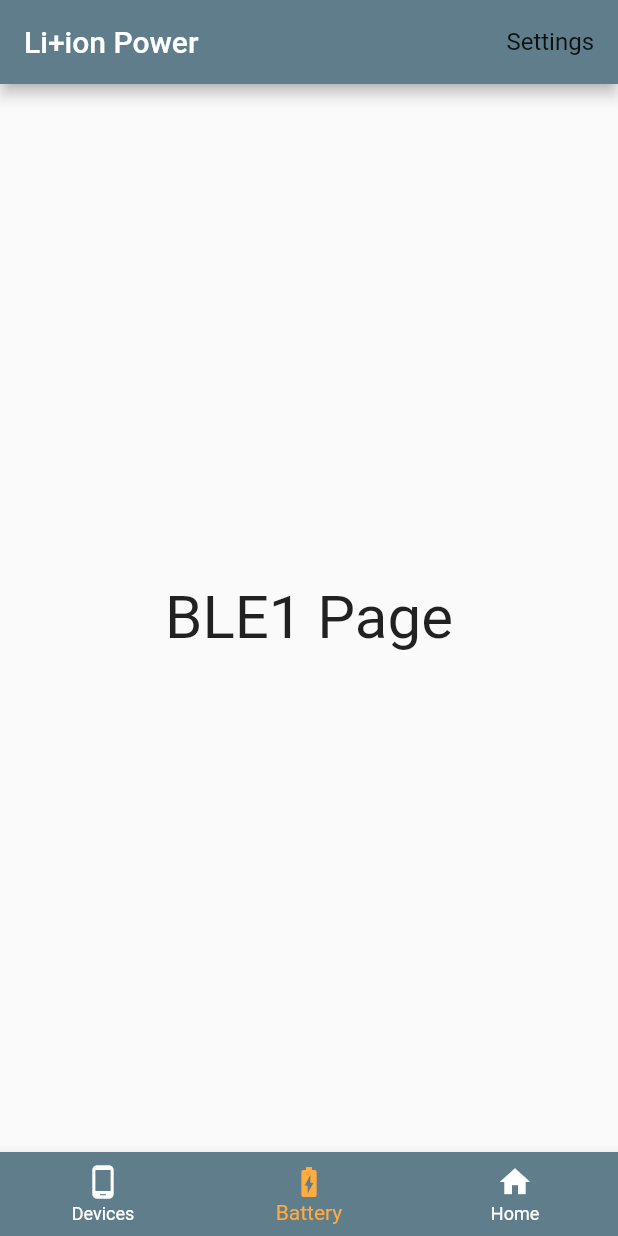
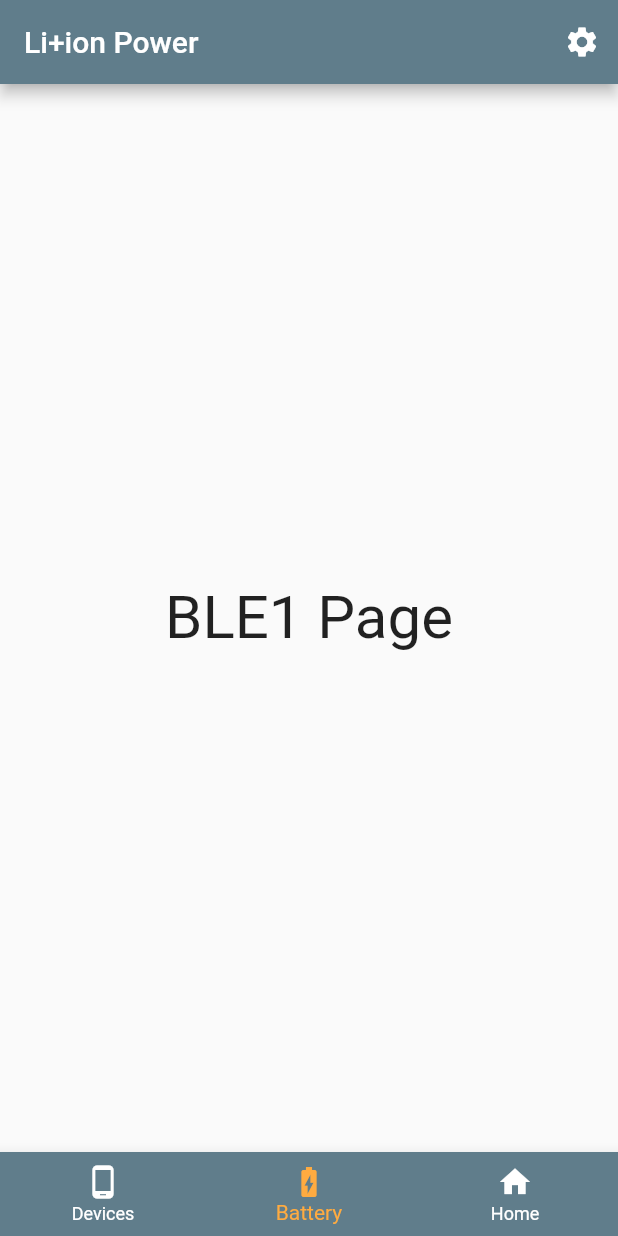
Before and after one commit to Chnapik/lp_app, a Flutter app: the screen it shows after launch, on a phone screen of 412 x 824 dp. Run offline on Flutter 3.47's test engine with Material 2 defaults, Android fonts, the phone set to English and light mode, and no system bars.

Commit message:
changed appbar settings menu from popupmenuitem to iconbutton
Relates: #18

```diff
--- a/lib/main.dart
+++ b/lib/main.dart
@@ -18,9 +18,11 @@ class MyApp extends StatelessWidget {
       home: Scaffold(
         appBar: AppBar(
           title: const Text('Li+ion Power'),
-          actions: const [
-            PopupMenuItem(
-              child: Text('Settings'),
+          actions: [
+            IconButton(
+              icon: Icon(Icons.settings),
+              onPressed: () {},
+              color: Colors.white,
             ),
           ],
         ),
```
